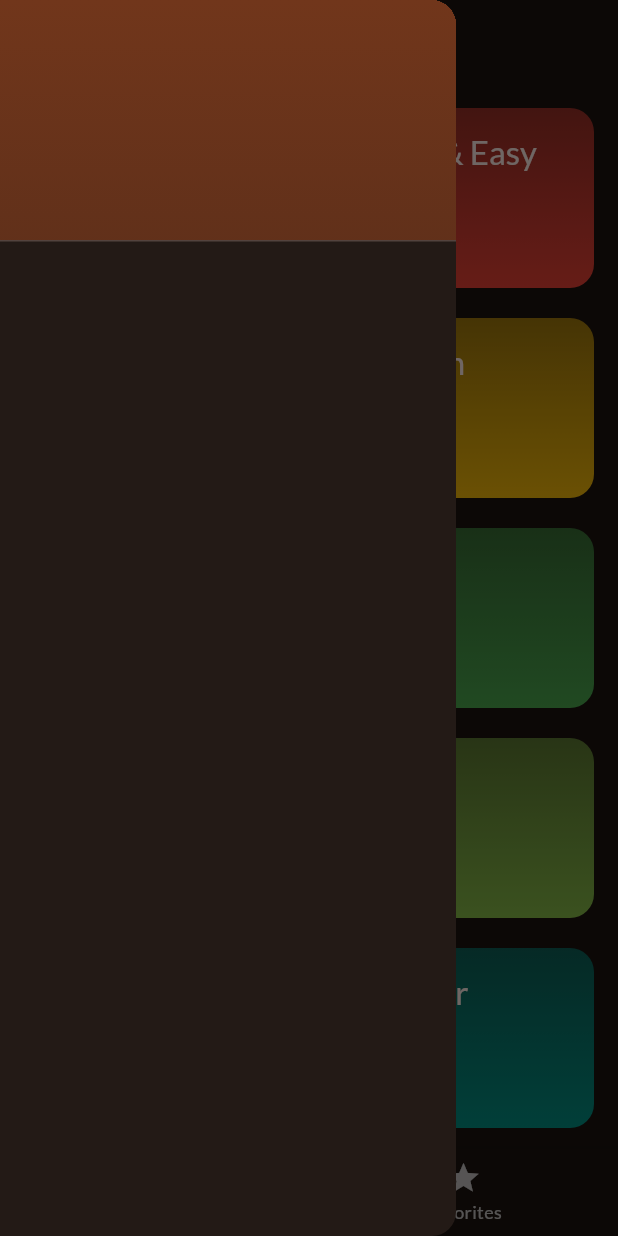
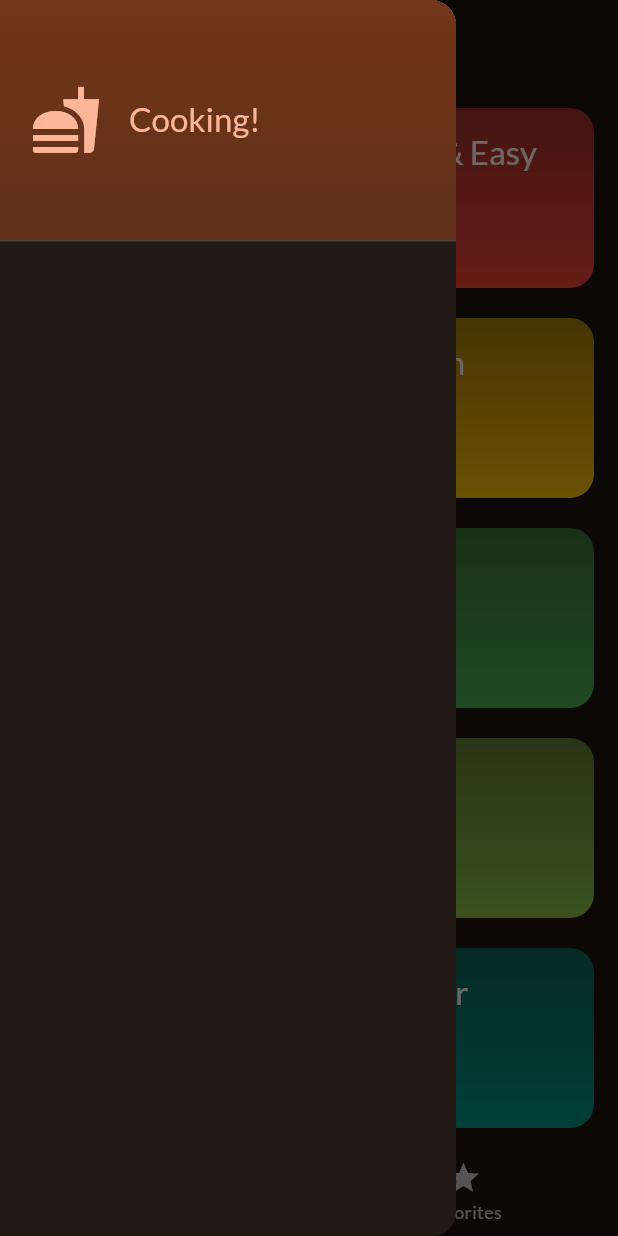
Before and after one commit to Sandipshrestha1/meals_app, a Flutter app: the screen it shows after launch, with the side drawer open, on a phone screen of 412 x 824 dp. Run offline on Flutter 3.47's test engine with Material 3 defaults, Android fonts, the phone set to English and light mode, and no system bars; our stand-ins replace google_fonts, transparent_image.

Commit message:
drawer implemented  sucessfully

```diff
--- a/lib/widgets/main_drawer.dart
+++ b/lib/widgets/main_drawer.dart
@@ -9,9 +9,10 @@ class MainDrawer extends StatelessWidget {
       child: Column(
         children: [
           DrawerHeader(
-              padding: const EdgeInsets.all(200),
+              padding: const EdgeInsets.all(20),
               decoration: BoxDecoration(
-                gradient: LinearGradient(colors: [
+                  gradient: LinearGradient(
+                colors: [
                   Theme.of(context).colorScheme.primaryContainer,
                   Theme.of(context)
                       .colorScheme
@@ -20,25 +21,25 @@ class MainDrawer extends StatelessWidget {
                 ],
                 begin: Alignment.topLeft,
                 end: Alignment.bottomLeft,
-                ),
-              ),
-             child: Row(
+              )),
+              child: Row(
                 children: [
-                  Icon(Icons.fastfood,
+                  Icon(
+                    Icons.fastfood,
                     size: 48,
                     color: Theme.of(context).colorScheme.primary,
                   ),
                   const SizedBox(
                     width: 18,
                   ),
-                 Text(" Cooking up!",
-
-
-
-                 style:Theme.of(context).textTheme.titleLarge!.copyWith(color: Theme.of(context).colorScheme.primary),),
-               ],
-             ),
-              ),
+                  Text(
+                    "Cooking!",
+                    style: Theme.of(context).textTheme.titleLarge!.copyWith(
+                          color: Theme.of(context).colorScheme.primary,
+                        ),
+                  ),
+                ],
+              ))
         ],
       ),
     );
```
